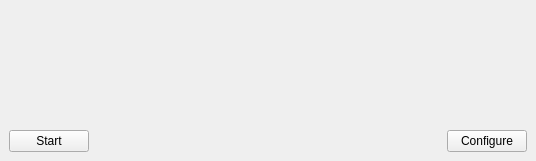
This is mqt/MqtDataModes/dmmainwindow.ui in Rsclub22/Minos2-Mirror as Qt 5 draws it before an edit. The edited form follows.
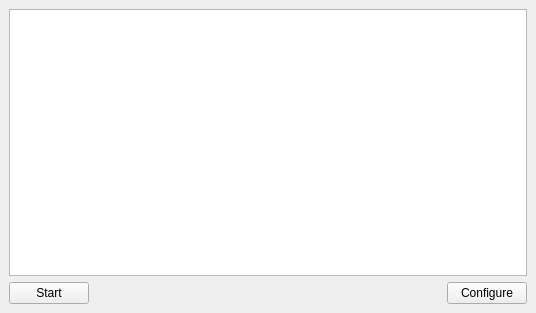
This is the edited form. Custom widgets are drawn as their Qt base class.

Patch:
```diff
--- a/mqt/MqtDataModes/dmmainwindow.ui
+++ b/mqt/MqtDataModes/dmmainwindow.ui
@@ -7,7 +7,7 @@
     <x>0</x>
     <y>0</y>
     <width>536</width>
-    <height>161</height>
+    <height>313</height>
    </rect>
   </property>
   <property name="windowTitle">
@@ -16,17 +16,7 @@
   <widget class="QWidget" name="centralwidget">
    <layout class="QVBoxLayout" name="verticalLayout">
     <item>
-     <spacer name="verticalSpacer">
-      <property name="orientation">
-       <enum>Qt::Vertical</enum>
-      </property>
-      <property name="sizeHint" stdset="0">
-       <size>
-        <width>20</width>
-        <height>40</height>
-       </size>
-      </property>
-     </spacer>
+     <widget class="MonitoredLogs" name="logsTreeView"/>
     </item>
     <item>
      <layout class="QHBoxLayout" name="horizontalLayout">
@@ -72,6 +62,13 @@
    </property>
   </widget>
  </widget>
+ <customwidgets>
+  <customwidget>
+   <class>MonitoredLogs</class>
+   <extends>QTreeView</extends>
+   <header>monitoredlogs.h</header>
+  </customwidget>
+ </customwidgets>
  <resources/>
  <connections/>
 </ui>
```
